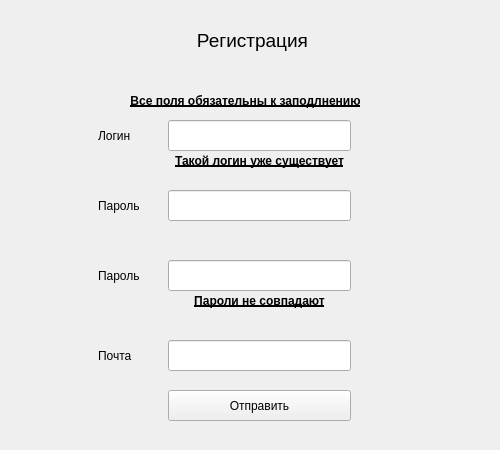
Old version of the form qt_ui/registr.ui in the repository koalmsk/flowerProject.
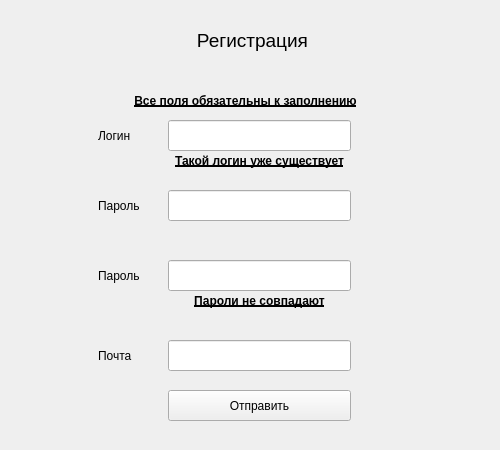
New version of the form.

The edit to the form file:
```diff
--- a/qt_ui/registr.ui
+++ b/qt_ui/registr.ui
@@ -238,7 +238,7 @@
     </font>
    </property>
    <property name="text">
-    <string>Все поля обязательны к заподлнению</string>
+    <string>Все поля обязательны к заполнению</string>
    </property>
    <property name="alignment">
     <set>Qt::AlignCenter</set>
```
